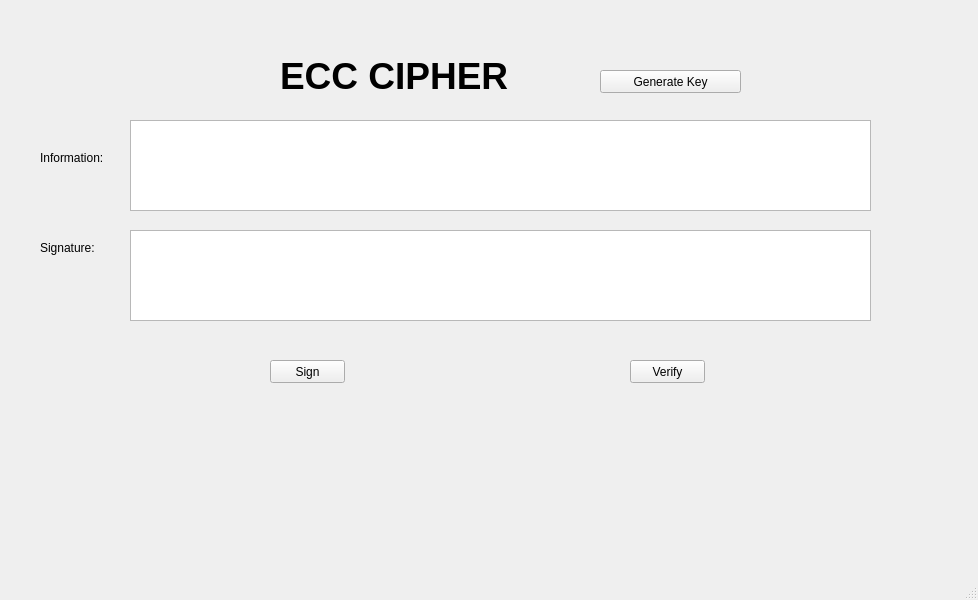
First picture: the form in lab-03/ui/ecc.ui, repository zanee1205/bmttnc-hutech-2280601581, before the edit.
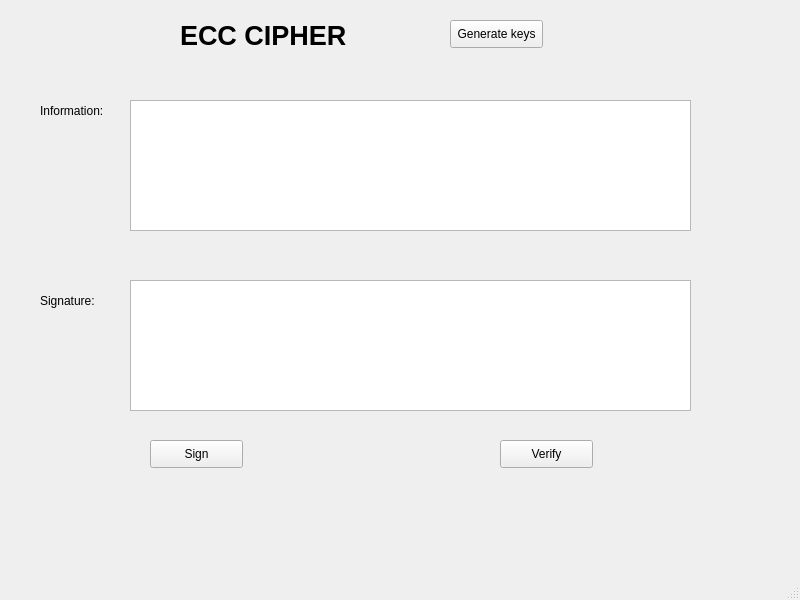
Second picture: the form after the edit.

Patch:
```diff
--- a/lab-03/ui/ecc.ui
+++ b/lab-03/ui/ecc.ui
@@ -6,7 +6,7 @@
    <rect>
     <x>0</x>
     <y>0</y>
-    <width>978</width>
+    <width>800</width>
     <height>600</height>
    </rect>
   </property>
@@ -14,41 +14,18 @@
    <string>MainWindow</string>
   </property>
   <widget class="QWidget" name="centralwidget">
-   <widget class="QPlainTextEdit" name="information_txt">
-    <property name="geometry">
-     <rect>
-      <x>130</x>
-      <y>120</y>
-      <width>741</width>
-      <height>91</height>
-     </rect>
-    </property>
-   </widget>
-   <widget class="QPushButton" name="btn_gen_key">
-    <property name="geometry">
-     <rect>
-      <x>600</x>
-      <y>70</y>
-      <width>141</width>
-      <height>23</height>
-     </rect>
-    </property>
-    <property name="text">
-     <string>Generate Key</string>
-    </property>
-   </widget>
    <widget class="QLabel" name="label">
     <property name="geometry">
      <rect>
-      <x>280</x>
-      <y>50</y>
-      <width>311</width>
+      <x>180</x>
+      <y>10</y>
+      <width>221</width>
       <height>51</height>
      </rect>
     </property>
     <property name="font">
      <font>
-      <pointsize>28</pointsize>
+      <pointsize>20</pointsize>
       <weight>75</weight>
       <bold>true</bold>
      </font>
@@ -57,68 +34,91 @@
      <string>ECC CIPHER</string>
     </property>
    </widget>
-   <widget class="QPushButton" name="btn_sign">
-    <property name="geometry">
-     <rect>
-      <x>270</x>
-      <y>360</y>
-      <width>75</width>
-      <height>23</height>
-     </rect>
-    </property>
-    <property name="text">
-     <string>Sign</string>
-    </property>
-   </widget>
-   <widget class="QPushButton" name="btn_verify">
-    <property name="geometry">
-     <rect>
-      <x>630</x>
-      <y>360</y>
-      <width>75</width>
-      <height>23</height>
-     </rect>
-    </property>
-    <property name="text">
-     <string>Verify</string>
-    </property>
-   </widget>
-   <widget class="QLabel" name="label_3">
+   <widget class="QLabel" name="label_2">
     <property name="geometry">
      <rect>
       <x>40</x>
-      <y>150</y>
-      <width>71</width>
-      <height>16</height>
+      <y>100</y>
+      <width>91</width>
+      <height>21</height>
      </rect>
     </property>
     <property name="text">
      <string>Information:</string>
     </property>
    </widget>
-   <widget class="QPlainTextEdit" name="signature_txt">
-    <property name="geometry">
-     <rect>
-      <x>130</x>
-      <y>230</y>
-      <width>741</width>
-      <height>91</height>
-     </rect>
-    </property>
-   </widget>
-   <widget class="QLabel" name="label_5">
+   <widget class="QLabel" name="label_3">
     <property name="geometry">
      <rect>
       <x>40</x>
-      <y>240</y>
-      <width>61</width>
-      <height>16</height>
+      <y>290</y>
+      <width>91</width>
+      <height>21</height>
      </rect>
     </property>
     <property name="text">
      <string>Signature:</string>
     </property>
    </widget>
+   <widget class="QPlainTextEdit" name="txtplaintext">
+    <property name="geometry">
+     <rect>
+      <x>130</x>
+      <y>100</y>
+      <width>561</width>
+      <height>131</height>
+     </rect>
+    </property>
+   </widget>
+   <widget class="QPlainTextEdit" name="txtcptext">
+    <property name="geometry">
+     <rect>
+      <x>130</x>
+      <y>280</y>
+      <width>561</width>
+      <height>131</height>
+     </rect>
+    </property>
+   </widget>
+   <widget class="QPushButton" name="btnsign">
+    <property name="geometry">
+     <rect>
+      <x>150</x>
+      <y>440</y>
+      <width>93</width>
+      <height>28</height>
+     </rect>
+    </property>
+    <property name="text">
+     <string>Sign</string>
+    </property>
+   </widget>
+   <widget class="QPushButton" name="btnverify">
+    <property name="geometry">
+     <rect>
+      <x>500</x>
+      <y>440</y>
+      <width>93</width>
+      <height>28</height>
+     </rect>
+    </property>
+    <property name="text">
+     <string>Verify</string>
+    </property>
+   </widget>
+   <widget class="QPushButton" name="btngenerate">
+    <property name="geometry">
+     <rect>
+      <x>450</x>
+      <y>20</y>
+      <width>93</width>
+      <height>28</height>
+     </rect>
+    </property>
+    <property name="text">
+     <string>Generate keys</string>
+    </property>
+   </widget>
   </widget>
   <widget class="QMenuBar" name="menubar">
    <property name="geometry">
```
Left out of the diff: 2 changed lines with no effect on the pictures.
